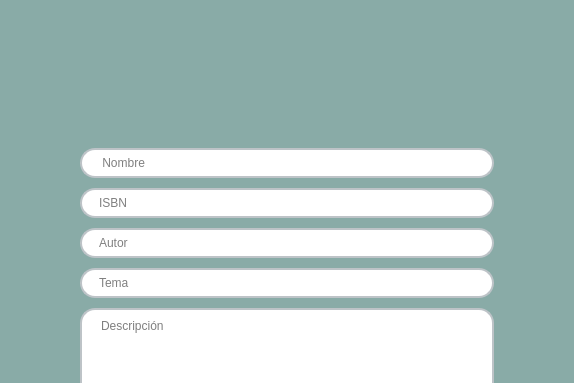
The window that src/vista/Ui/VistaAnadirLibro.ui (ivantm1/proyecto-software) describes before a commit, drawn with Qt 5; both pictures show x 344 to 918 and y 0 to 383 of the 1262 by 949 pixel window.
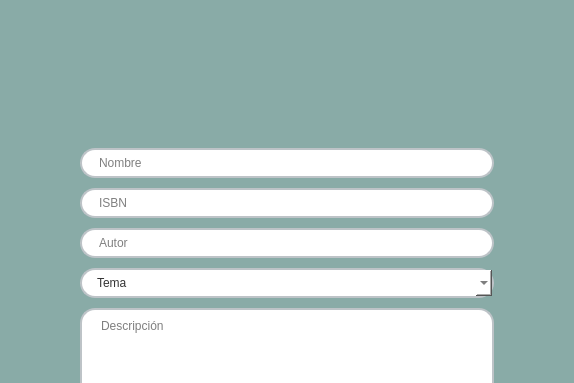
The same window after the commit. Icons and pictures are not drawn.

Commit message: Selector de tema en añadir libro

What changed in the file:
```diff
--- a/src/vista/Ui/VistaAnadirLibro.ui
+++ b/src/vista/Ui/VistaAnadirLibro.ui
@@ -129,7 +129,7 @@
 }</string>
        </property>
        <property name="placeholderText">
-        <string> Nombre</string>
+        <string>Nombre</string>
        </property>
       </widget>
      </item>
@@ -169,15 +169,30 @@
       </widget>
      </item>
      <item>
-      <widget class="QLineEdit" name="Linea_correo">
+      <widget class="QComboBox" name="opcion_buscador">
        <property name="styleSheet">
-        <string notr="true">QLineEdit {
+        <string notr="true">QComboBox QAbstractItemView {
+    background-color: white;
+    selection-background-color: #34495e;
+    selection-color: white;
+}
+
+QComboBox {
     border: 2px solid #bdc3c7;
     border-radius: 15px; 
     padding: 5px 15px;
-    background: white;
-    selection-background-color: #34495e;
-}</string>
+    background-color: white;
+    color: #333;
+}
+
+QComboBox::placeholder {
+    color: #34495e; 
+}
+
+</string>
+       </property>
+       <property name="currentIndex">
+        <number>-1</number>
        </property>
        <property name="placeholderText">
         <string>Tema</string>
```
Left out of the diff: 119 changed lines with no effect on the pictures. The commit also changes 3 other files.
